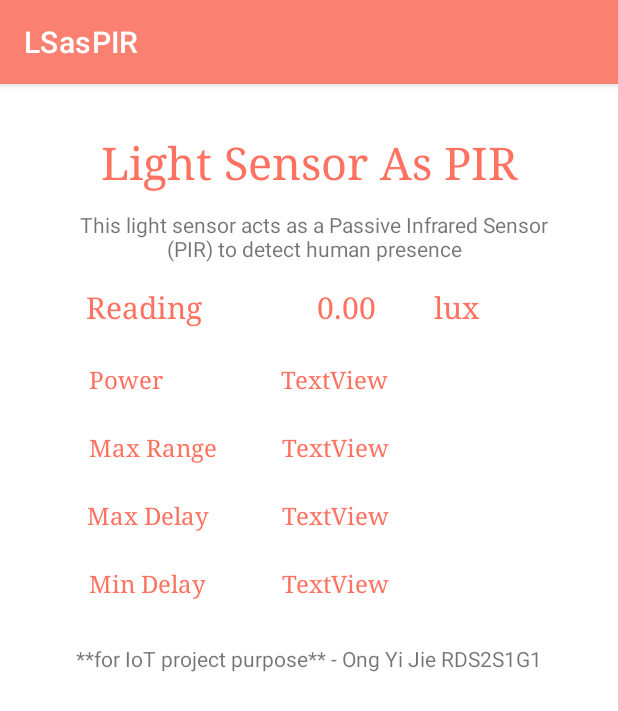
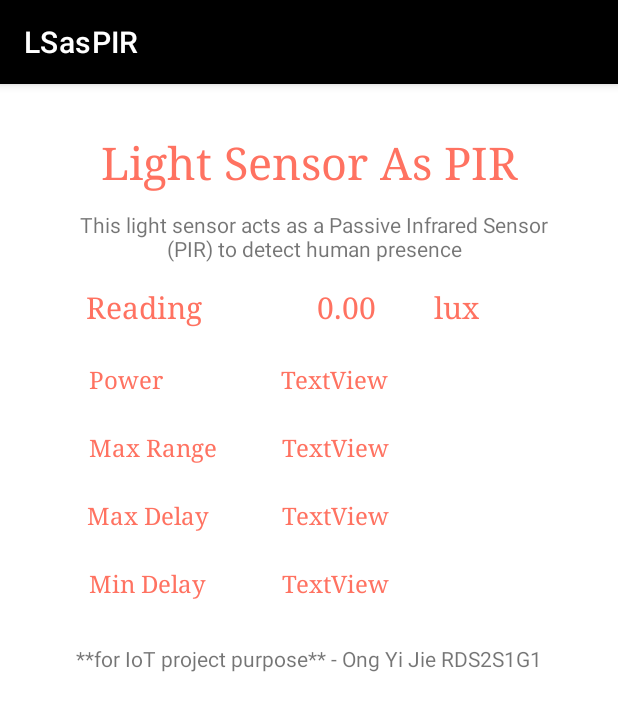
Before and after one commit to ongyijie/LSasPIR, an Android app: the screen it shows after launch (MainActivity), on a phone screen of 412 x 824 dp. Shown: the top 711 px of the screen. Run offline under Robolectric (Android 15) with nearby library versions, the phone set to English and light mode, and no system bars; our stand-ins replace Firebase (no records; nobody signed in at launch, a user with empty details on screens opened directly).

Commit message:
17/11 1.1

```diff
--- a/app/src/main/res/values/themes.xml
+++ b/app/src/main/res/values/themes.xml
@@ -2,8 +2,8 @@
     <!-- Base application theme. -->
     <style name="Theme.LightSensor" parent="Theme.MaterialComponents.DayNight.DarkActionBar">
         <!-- Primary brand color. -->
-        <item name="colorPrimary">@color/colorPrimary</item>
-        <item name="colorPrimaryVariant">@color/colorAccent</item>
+        <item name="colorPrimary">@color/black</item>
+        <item name="colorPrimaryVariant">@color/black</item>
         <item name="colorOnPrimary">@color/white</item>
         <!-- Secondary brand color. -->
         <item name="colorSecondary">@color/teal_200</item>
```
